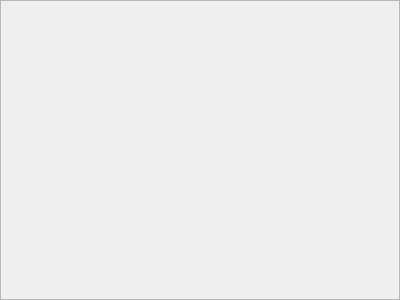
Qt form mqt/MqtLogger/bandmapframe.ui (zsteva/backup-minos2) before a commit.
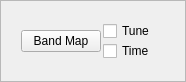
The same form after that commit.

```diff
--- a/mqt/MqtLogger/bandmapframe.ui
+++ b/mqt/MqtLogger/bandmapframe.ui
@@ -9,8 +9,8 @@
    <rect>
     <x>0</x>
     <y>0</y>
-    <width>400</width>
-    <height>300</height>
+    <width>186</width>
+    <height>80</height>
    </rect>
   </property>
   <property name="frameShape">
@@ -19,5 +19,59 @@
   <property name="windowTitle">
    <string>Frame</string>
   </property>
+  <property name="frameShape">
+   <enum>QFrame::StyledPanel</enum>
+  </property>
+  <property name="frameShadow">
+   <enum>QFrame::Raised</enum>
+  </property>
+  <layout class="QHBoxLayout" name="horizontalLayout">
+   <item>
+    <widget class="QFrame" name="bandMapFrame">
+     <layout class="QHBoxLayout" name="BandMapLayout">
+      <property name="spacing">
+       <number>2</number>
+      </property>
+      <item>
+       <widget class="QPushButton" name="BandMapButton">
+        <property name="focusPolicy">
+         <enum>Qt::ClickFocus</enum>
+        </property>
+        <property name="text">
+         <string>Band Map</string>
+        </property>
+       </widget>
+      </item>
+      <item>
+       <layout class="QVBoxLayout" name="verticalLayout_11">
+        <property name="spacing">
+         <number>0</number>
+        </property>
+        <item>
+         <widget class="QCheckBox" name="AutoBandmapTune">
+          <property name="focusPolicy">
+           <enum>Qt::ClickFocus</enum>
+          </property>
+          <property name="text">
+           <string>Tune</string>
+          </property>
+         </widget>
+        </item>
+        <item>
+         <widget class="QCheckBox" name="AutoBandmapTime">
+          <property name="focusPolicy">
+           <enum>Qt::ClickFocus</enum>
+          </property>
+          <property name="text">
+           <string>Time</string>
+          </property>
+         </widget>
+        </item>
+       </layout>
+      </item>
+     </layout>
+    </widget>
+   </item>
+  </layout>
  </widget>
 </ui>
```
Left out of the diff: 14 changed lines with no effect on the pictures.
